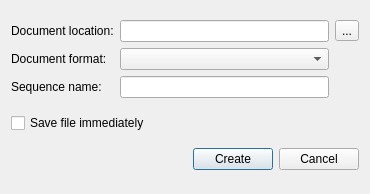
First picture: the form in src/corelibs/U2Gui/src/util/ui/CreateDocumentFromTextDialog.ui, repository violethaze74/ugene, before the edit.
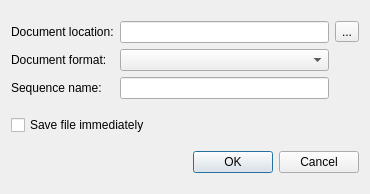
Second picture: the form after the edit.

Commit message: Help system for all dialogs, UI improvements for all dialogs.

Patch:
```diff
--- a/src/corelibs/U2Gui/src/util/ui/CreateDocumentFromTextDialog.ui
+++ b/src/corelibs/U2Gui/src/util/ui/CreateDocumentFromTextDialog.ui
@@ -67,35 +67,14 @@
     </widget>
    </item>
    <item>
-    <layout class="QHBoxLayout" name="horizontalLayout">
-     <item>
-      <spacer name="horizontalSpacer">
-       <property name="orientation">
-        <enum>Qt::Horizontal</enum>
-       </property>
-       <property name="sizeHint" stdset="0">
-        <size>
-         <width>108</width>
-         <height>23</height>
-        </size>
-       </property>
-      </spacer>
-     </item>
-     <item>
-      <widget class="QPushButton" name="OKButton">
-       <property name="text">
-        <string>Create</string>
-       </property>
-      </widget>
-     </item>
-     <item>
-      <widget class="QPushButton" name="cancelButton">
-       <property name="text">
-        <string>Cancel</string>
-       </property>
-      </widget>
-     </item>
-    </layout>
+    <widget class="QDialogButtonBox" name="buttonBox">
+     <property name="standardButtons">
+      <set>QDialogButtonBox::Cancel|QDialogButtonBox::Ok</set>
+     </property>
+     <property name="centerButtons">
+      <bool>false</bool>
+     </property>
+    </widget>
    </item>
   </layout>
  </widget>
```
Left out of the diff: 24 changed lines with no effect on the pictures. The commit also changes 309 other files.
